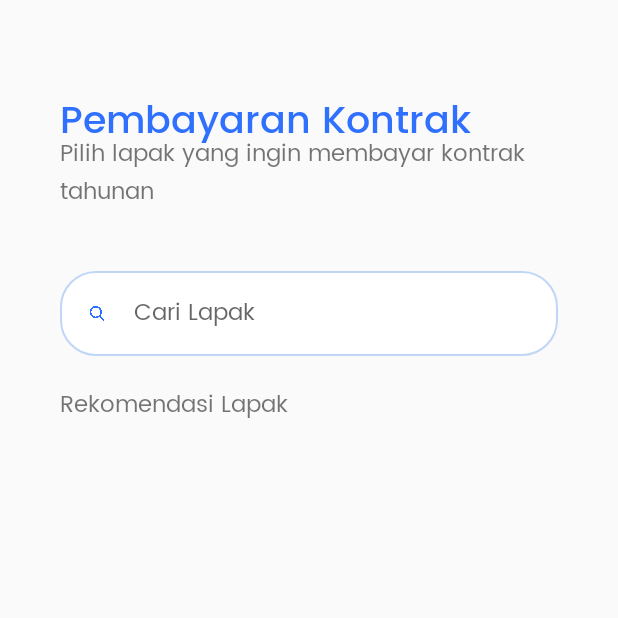
After one commit to anekoinda/tubes-progmob, an Android app: the SearchLapak screen opened directly, with no data from a screen before it, on a phone screen of 412 x 824 dp, the top half of it. The commit adds this screen. Run offline under Robolectric (Android 15) with nearby library versions, the phone set to English and light mode, and no system bars.

```diff
--- a/app/src/main/AndroidManifest.xml
+++ b/app/src/main/AndroidManifest.xml
@@ -9,6 +9,7 @@
         android:roundIcon="@mipmap/ic_launcher_round"
         android:supportsRtl="true"
         android:theme="@style/Theme.PembayaranKontrakTahunanLapak">
+        <activity android:name=".SearchLapak"></activity>
         <activity android:name=".MainActivity">
             <intent-filter>
                 <action android:name="android.intent.action.MAIN" />
--- a/app/src/main/java/id/aryad/sipasar/MainActivity.java
+++ b/app/src/main/java/id/aryad/sipasar/MainActivity.java
@@ -2,7 +2,9 @@ package id.aryad.sipasar;
 
 import androidx.appcompat.app.AppCompatActivity;
 
+import android.content.Intent;
 import android.os.Bundle;
+import android.view.View;
 
 public class MainActivity extends AppCompatActivity {
 
@@ -11,4 +13,9 @@ public class MainActivity extends AppCompatActivity {
         super.onCreate(savedInstanceState);
         setContentView(R.layout.activity_main);
     }
+
+    public void toSearch(View view){
+        Intent intent = new Intent(MainActivity.this, SearchLapak.class);
+        startActivity(intent);
+    }
 }
--- /dev/null
+++ b/app/src/main/java/id/aryad/sipasar/SearchLapak.java
@@ -0,0 +1,14 @@
+package id.aryad.sipasar;
+
+import androidx.appcompat.app.AppCompatActivity;
+
+import android.os.Bundle;
+
+public class SearchLapak extends AppCompatActivity {
+
+    @Override
+    protected void onCreate(Bundle savedInstanceState) {
+        super.onCreate(savedInstanceState);
+        setContentView(R.layout.activity_search_lapak);
+    }
+}
--- a/app/src/main/res/layout/activity_main.xml
+++ b/app/src/main/res/layout/activity_main.xml
@@ -145,7 +145,8 @@
             android:paddingBottom="14dp"
             android:text="MASUK"
             android:textColor="@color/white"
-            android:textSize="15sp"/>
+            android:textSize="15sp"
+            android:onClick="toSearch"/>
 
         <RelativeLayout
             android:layout_width="wrap_content"
--- /dev/null
+++ b/app/src/main/res/layout/activity_search_lapak.xml
@@ -0,0 +1,89 @@
+<?xml version="1.0" encoding="utf-8"?>
+<RelativeLayout xmlns:android="http://schemas.android.com/apk/res/android"
+    xmlns:app="http://schemas.android.com/apk/res-auto"
+    xmlns:tools="http://schemas.android.com/tools"
+    android:layout_width="match_parent"
+    android:layout_height="match_parent"
+    tools:context=".MainActivity">
+
+    <LinearLayout
+        android:layout_width="match_parent"
+        android:layout_height="wrap_content"
+        android:orientation="vertical">
+
+        <RelativeLayout
+            android:layout_width="wrap_content"
+            android:layout_height="wrap_content"
+            android:layout_marginLeft="40dp"
+            android:layout_marginTop="60dp"
+            android:layout_marginRight="40dp">
+
+            <TextView
+                android:layout_width="wrap_content"
+                android:layout_height="wrap_content"
+                android:text="Pembayaran Kontrak"
+                android:textColor="@color/blue"
+                android:fontFamily="@font/poppins_medium"
+                android:textSize="25sp"/>
+
+            <TextView
+                android:layout_width="wrap_content"
+                android:layout_height="wrap_content"
+                android:layout_marginTop="30dp"
+                android:text="Pilih lapak yang ingin membayar kontrak tahunan"
+                android:fontFamily="@font/poppins_regular"
+                android:textSize="15sp"/>
+        </RelativeLayout>
+
+        <RelativeLayout
+            android:layout_width="wrap_content"
+            android:layout_height="wrap_content"
+            android:layout_marginLeft="40dp"
+            android:layout_marginTop="40dp"
+            android:layout_marginRight="40dp"
+            android:background="@drawable/blue_border_rounded_cornwe">
+
+            <EditText
+                android:id="@+id/username_input"
+                android:layout_width="match_parent"
+                android:layout_height="wrap_content"
+                android:layout_toRightOf="@+id/username_icon"
+                android:background="@android:color/transparent"
+                android:fontFamily="@font/poppins_regular"
+                android:hint="Cari Lapak"
+                android:imeOptions="actionSearch"
+                android:inputType="text"
+                android:maxLines="1"
+                android:paddingLeft="17dp"
+                android:paddingTop="15dp"
+                android:paddingBottom="15dp"
+                android:textCursorDrawable="@drawable/cursor_color"
+                android:textSize="15sp"/>
+
+            <ImageView
+                android:id="@+id/username_icon"
+                android:layout_width="14.7dp"
+                android:layout_height="10.3dp"
+                android:layout_centerVertical="true"
+                android:layout_marginLeft="17dp"
+                android:src="@drawable/search"/>
+        </RelativeLayout>
+
+        <RelativeLayout
+            android:layout_width="wrap_content"
+            android:layout_height="wrap_content"
+            android:layout_marginLeft="40dp"
+            android:layout_marginRight="40dp">
+
+            <TextView
+                android:layout_width="wrap_content"
+                android:layout_height="wrap_content"
+                android:layout_marginTop="20dp"
+                android:text="Rekomendasi Lapak"
+                android:fontFamily="@font/poppins_regular"
+                android:textSize="15sp"/>
+        </RelativeLayout>
+
+    </LinearLayout>
+
+</RelativeLayout>
```
Also changed, not shown: app/src/main/res/drawable/search.png (added).
